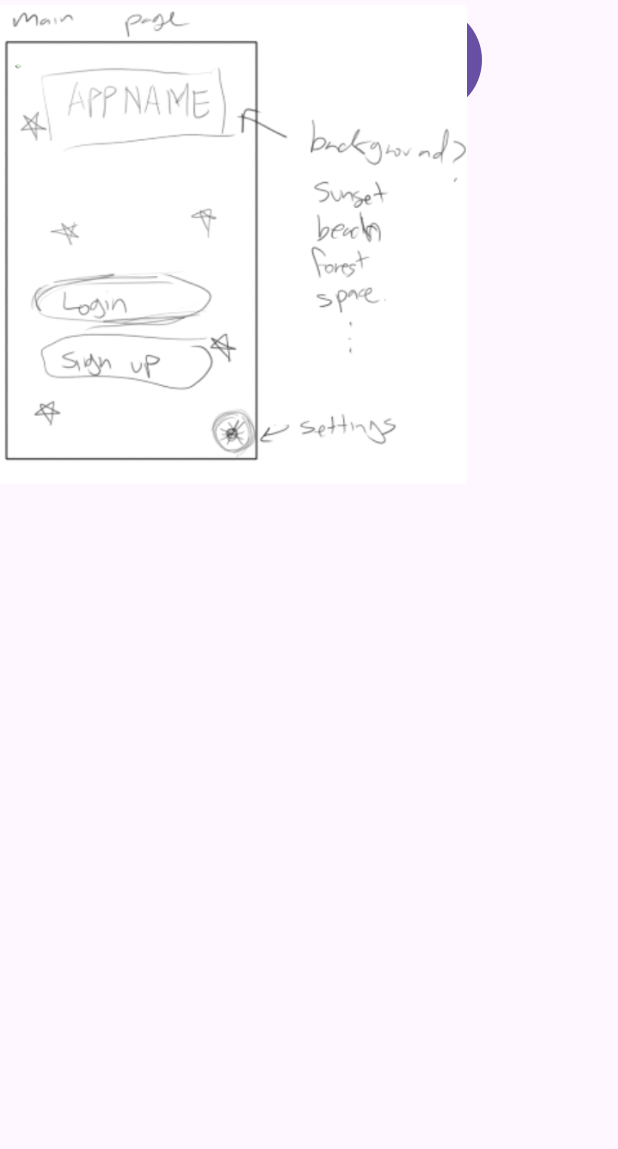
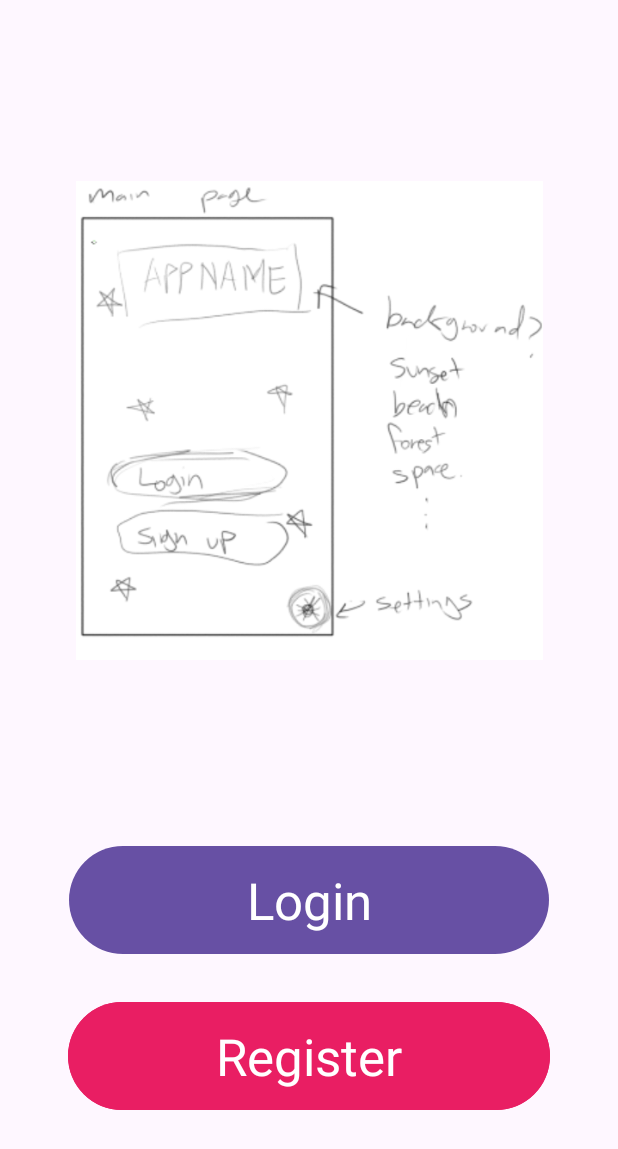
Before and after one commit to Moonshine6475/HackTheHill-Self-Improvement-App, an Android app: the screen it shows after launch (MainActivity), on a phone screen of 412 x 824 dp. Shown: the top 1149 px of the screen. Run offline under Robolectric (Android 15) with nearby library versions, the phone set to English and light mode, and no system bars.

Commit message:
Update activity_main.xml
idk i messed around with the acitvity main

```diff
--- a/app/src/main/res/layout/activity_main.xml
+++ b/app/src/main/res/layout/activity_main.xml
@@ -11,24 +11,34 @@
         android:id="@+id/Login"
         android:layout_width="320dp"
         android:layout_height="80dp"
+        android:layout_marginBottom="24dp"
         android:text="Login"
-        tools:layout_editor_absoluteX="45dp"
-        tools:layout_editor_absoluteY="401dp" />
+        android:textAppearance="@style/TextAppearance.AppCompat.Display1"
+        app:layout_constraintBottom_toTopOf="@+id/Register"
+        app:layout_constraintEnd_toEndOf="parent"
+        app:layout_constraintStart_toStartOf="parent" />
 
     <Button
         android:id="@+id/Register"
         android:layout_width="321dp"
         android:layout_height="80dp"
+        android:layout_marginBottom="80dp"
+        android:backgroundTint="#E91E63"
         android:text="Register"
-        tools:layout_editor_absoluteX="45dp"
-        tools:layout_editor_absoluteY="507dp" />
+        android:textAlignment="center"
+        android:textAppearance="@style/TextAppearance.AppCompat.Display1"
+        app:layout_constraintBottom_toBottomOf="parent"
+        app:layout_constraintEnd_toEndOf="parent"
+        app:layout_constraintStart_toStartOf="parent" />
 
     <ImageView
         android:id="@+id/imageView2"
         android:layout_width="311dp"
         android:layout_height="326dp"
-        app:srcCompat="@drawable/main_page"
-        tools:layout_editor_absoluteX="45dp"
-        tools:layout_editor_absoluteY="39dp" />
+        app:layout_constraintBottom_toTopOf="@+id/Login"
+        app:layout_constraintEnd_toEndOf="parent"
+        app:layout_constraintStart_toStartOf="parent"
+        app:layout_constraintTop_toTopOf="parent"
+        app:srcCompat="@drawable/main_page" />
 
 </androidx.constraintlayout.widget.ConstraintLayout>
```
